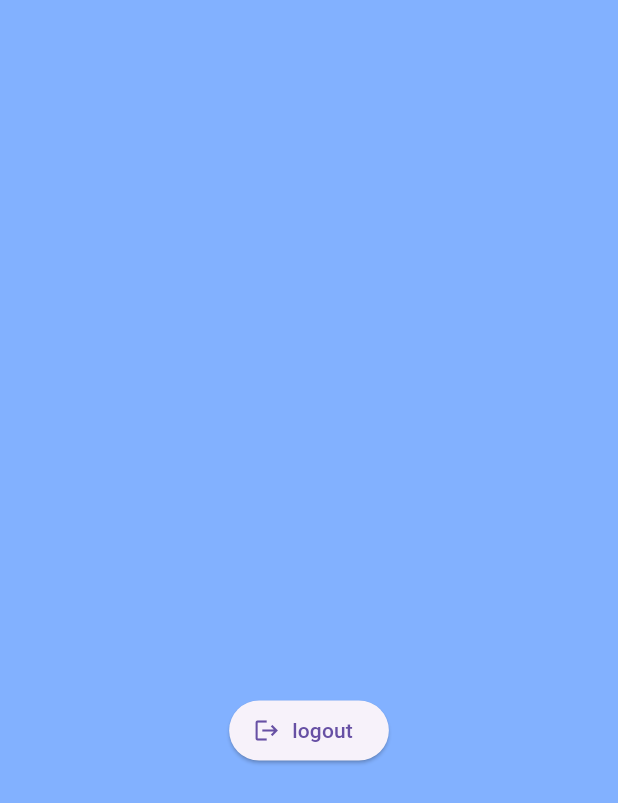
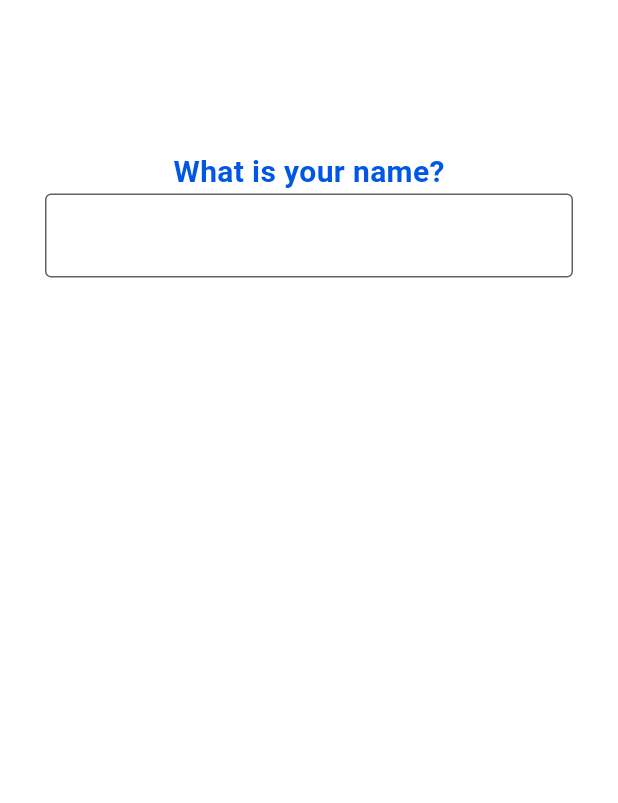
Before and after one commit to lakkshya/DailyVital, a Flutter app: the screen it shows once a user with an empty profile is signed in, on a phone screen of 412 x 824 dp. Shown: the top 803 px of the screen. Run offline on Flutter 3.47's test engine with Material 3 defaults, Android fonts, the light colour scheme and no system bars; our stand-ins replace firebase_auth, firebase_core, google_sign_in; accounts and stored records are empty.

Commit message:
details screen

```diff
--- /dev/null
+++ b/lib/screens/authenticate/details.dart
@@ -0,0 +1,35 @@
+import 'package:flutter/material.dart';
+
+class Details extends StatefulWidget {
+  const Details({super.key});
+
+  @override
+  State<Details> createState() => _DetailsState();
+}
+
+class _DetailsState extends State<Details> {
+  @override
+  Widget build(BuildContext context) {
+    return Scaffold(
+      backgroundColor: Colors.white,
+      body: Container(
+        padding: const EdgeInsets.fromLTRB(30.0, 100.0, 30.0, 0.0),
+        child: Column(
+          children: [
+            const Text(
+              'What is your name?',
+              style: TextStyle(
+                fontSize: 20.0,
+                fontWeight: FontWeight.bold,
+                color: Color.fromARGB(255, 0, 87, 228),
+              ),
+            ),
+            TextFormField(
+
+            ),
+          ],
+        ),
+      ),
+    );
+  }
+}
--- a/lib/screens/wrapper.dart
+++ b/lib/screens/wrapper.dart
@@ -1,5 +1,6 @@
 import 'package:daily_vital/models/appuser.dart';
 import 'package:daily_vital/screens/authenticate/authenticate.dart';
+import 'package:daily_vital/screens/authenticate/details.dart';
 import 'package:daily_vital/screens/home/home.dart';
 import 'package:flutter/material.dart';
 import 'package:provider/provider.dart';
@@ -17,7 +18,7 @@ class Wrapper extends StatelessWidget {
       return const Authenticate();
     }
     else {
-      return Home();
+      return const Details();
     }
   }
 }
--- a/pubspec.yaml
+++ b/pubspec.yaml
@@ -39,6 +39,7 @@ dependencies:
   cloud_firestore: ^5.3.0
   firebase_core: ^3.4.0
   provider: ^6.1.2
+  google_sign_in: ^6.2.1
 
 dev_dependencies:
   flutter_test:
```
Also changed, not shown: lib/screens/authenticate/sign_in.dart (+25 -5 lines), lib/screens/authenticate/sign_up.dart (+25 -16 lines), lib/services/auth.dart (+46 -4 lines), pubspec.lock, 1 other file.
